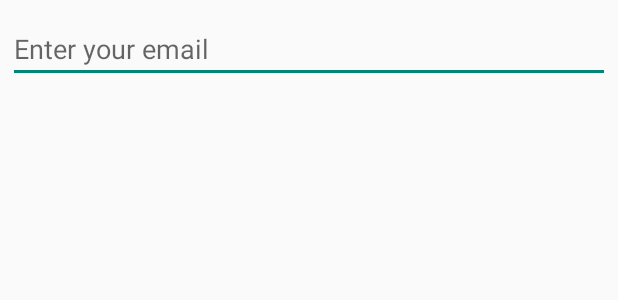
After one commit to egk35/tournament-manager, an Android app: the layout email_layout.xml on its own in the app's theme, with its tools: preview values and no code run, on a phone screen of 412 x 824 dp. The commit adds this screen. Shown: the top 300 px of the screen. Run offline under Robolectric (Android 15) with nearby library versions, the phone set to English and light mode, and no system bars.

Commit message:
added email feature

```diff
--- /dev/null
+++ b/app/src/main/res/layout/email_layout.xml
@@ -0,0 +1,17 @@
+<?xml version="1.0" encoding="utf-8"?>
+<LinearLayout xmlns:android="http://schemas.android.com/apk/res/android"
+    android:orientation="vertical" android:layout_width="match_parent"
+    android:layout_height="match_parent">
+
+    <EditText
+        android:id="@+id/email_text"
+        android:inputType="textEmailAddress"
+        android:layout_width="match_parent"
+        android:layout_height="wrap_content"
+        android:layout_marginBottom="@dimen/margin_small"
+        android:layout_marginLeft="@dimen/margin_small"
+        android:layout_marginRight="@dimen/margin_small"
+        android:layout_marginTop="@dimen/margin_med"
+        android:hint="@string/email_hint" />
+
+</LinearLayout>
--- a/app/src/main/res/values/strings.xml
+++ b/app/src/main/res/values/strings.xml
@@ -17,5 +17,8 @@
     <string name="byes_title">Byes</string>
     <string name="accept_warning">Go Back</string>
     <string name="cancel">Cancel</string>
+    <string name="email">Email Results</string>
+    <string name="send_mail">Send</string>
+    <string name="email_hint">Enter your email</string>
 
 </resources>
```
Also changed, not shown: app/src/main/java/com/ethangk/tournamentmanager/EmailFragment.java (added, +74 -0 lines), app/src/main/java/com/ethangk/tournamentmanager/Results.java (+21 -0 lines), app/src/main/java/com/ethangk/tournamentmanager/ResultsActivity.java (+37 -2 lines), app/src/main/java/com/ethangk/tournamentmanager/TournamentManager.java (+15 -0 lines), app/src/main/res/layout/activity_results.xml (+11 -0 lines).
